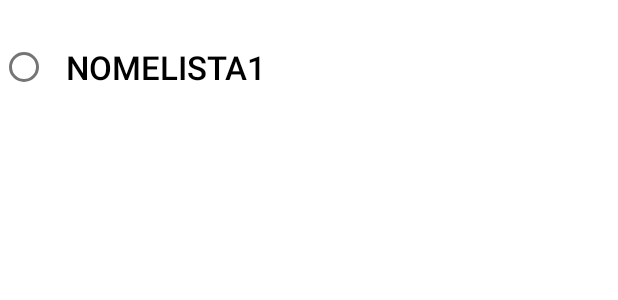
After one commit to francesco-giorgione/iLike_Classe03, an Android app: the layout activity_list_element_aggiunta_contenuto_lista.xml on its own in the app's theme, with its tools: preview values and no code run, on a phone screen of 412 x 824 dp. The commit adds this screen. Shown: the top 300 px of the screen. Run offline under Robolectric (Android 15) with nearby library versions, the phone set to English and light mode, and no system bars.

Commit message:
[IS] aggiunta interfaccia grafica aggiunta_contenuto_lista

```diff
--- /dev/null
+++ b/app/src/main/res/layout/activity_list_element_aggiunta_contenuto_lista.xml
@@ -0,0 +1,36 @@
+<?xml version="1.0" encoding="utf-8"?>
+<RelativeLayout xmlns:android="http://schemas.android.com/apk/res/android"
+    xmlns:app="http://schemas.android.com/apk/res-auto"
+    xmlns:tools="http://schemas.android.com/tools"
+    android:layout_width="match_parent"
+    android:layout_height="match_parent"
+    tools:context=".liste.presentation.AggiuntaContenutoListaActivity">
+
+    <!--Layout per elenco liste dell'iscritto-->
+
+    <LinearLayout
+        android:id="@+id/layoutRadioGroup"
+        android:layout_width="match_parent"
+        android:layout_height="wrap_content"
+        android:orientation="vertical"
+        android:layout_marginTop="20dip">
+
+        <RadioGroup
+            android:id="@+id/sceltaListaRadioButtonGroup"
+            android:layout_width="match_parent"
+            android:layout_height="wrap_content"
+            android:orientation="vertical">
+
+            <RadioButton
+                android:id="@+id/sceltaListaRadioButton"
+                android:layout_width="match_parent"
+                android:layout_height="wrap_content"
+                android:gravity="left|center_vertical"
+                style="?android:attr/borderlessButtonStyle"
+                android:text="NomeLista1"
+                android:textSize="22dp"/>
+
+        </RadioGroup>
+    </LinearLayout>
+
+</RelativeLayout>
```
Also changed, not shown: app/src/main/res/layout/activity_aggiunta_contenuto_lista.xml (+9 -0 lines), app/src/main/res/layout/activity_visualizzazione_homepage.xml (+18 -18 lines).
